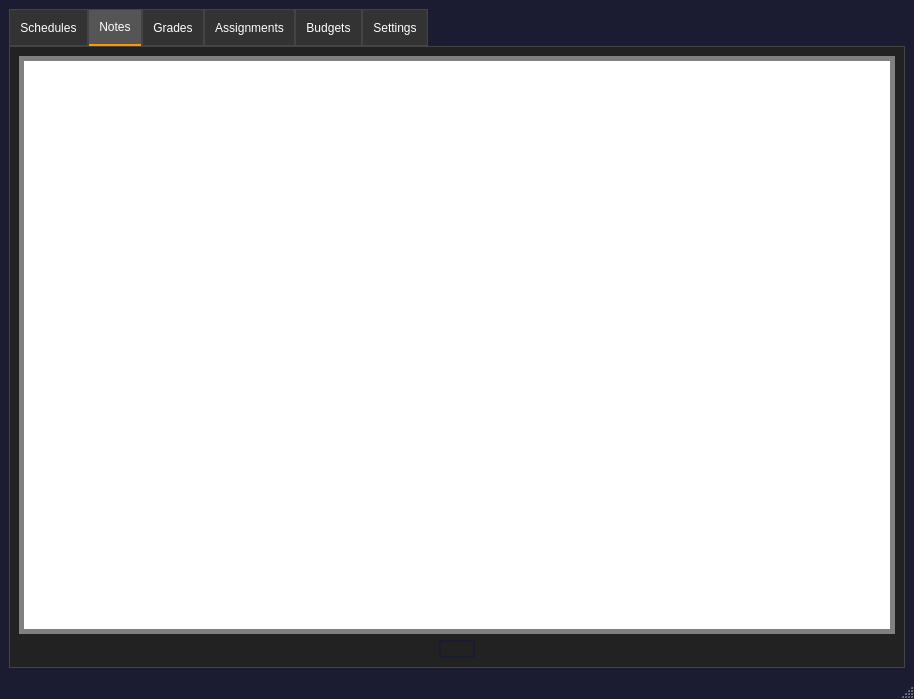
Old version of the form UI/window.ui in the repository Matchu02118/AcademicManagementApp.
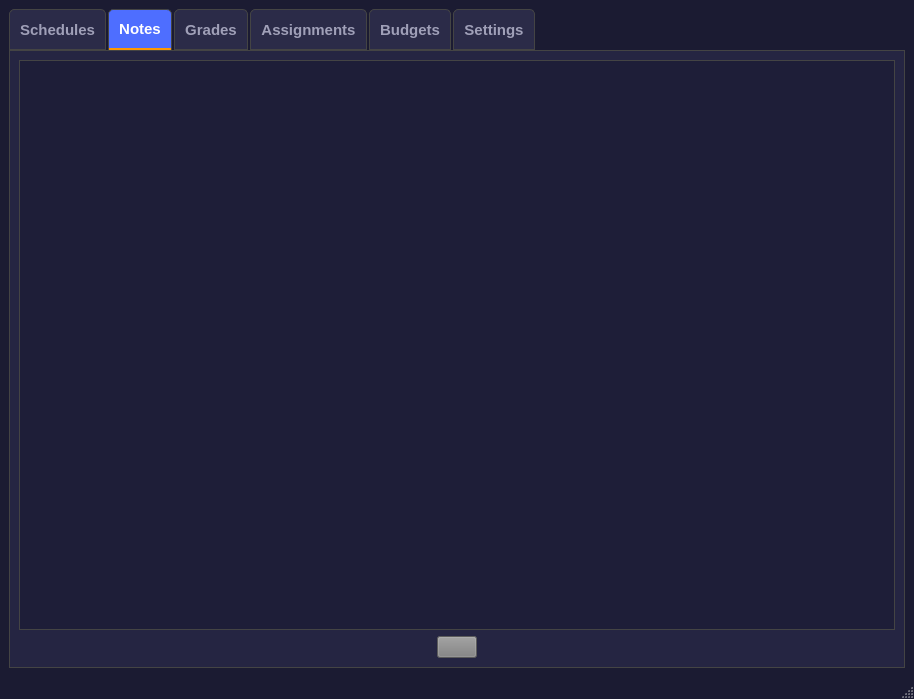
New version of the form. Icons and pictures are not drawn.

What changed in the file:
```diff
--- a/UI/window.ui
+++ b/UI/window.ui
@@ -33,26 +33,72 @@
    <layout class="QHBoxLayout" name="horizontalLayout_2">
     <item>
      <widget class="QTabWidget" name="tabs">
+      <property name="font">
+       <font>
+        <family>Tahoma</family>
+        <pointsize>11</pointsize>
+        <bold>true</bold>
+       </font>
+      </property>
       <property name="cursor">
        <cursorShape>ArrowCursor</cursorShape>
       </property>
+      <property name="autoFillBackground">
+       <bool>false</bool>
+      </property>
       <property name="styleSheet">
-       <string notr="true">QTabWidget::pane {
+       <string notr="true">/* QTabWidget Pane */
+QTabWidget::pane {
+    background: #252542;
     border: 1px solid #444;
-    background: #222;
 }
+
+/* Tabs - General */
 QTabBar::tab {
     background: #333;
-    color: white;
+    color: #d0d0ff;
     padding: 10px;
     border: 1px solid #444;
+    border-top-left-radius: 5px;
+    border-top-right-radius: 5px;
+    margin-right: 2px;
 }
+
+/* Active Tab */
 QTabBar::tab:selected {
-    background: #555;
+    background: #4e6eff;
+    color: white;
     border-bottom: 2px solid #ff9800;
 }
+
+/* Hover Effect */
 QTabBar::tab:hover {
     background: #666;
+    color: #ffffff;
+}
+
+/* Inactive Tabs */
+QTabBar::tab:!selected {
+    background: #2b2b48;
+    color: #a0a0b8;
+}
+
+QTabBar::tab:!selected:hover {
+    background: #666;
+    color: #ffffff;
+}
+
+/* Disabled Tabs */
+QTabBar::tab:disabled {
+    background: #1b1b32;
+    color: #555;
+}
+
+/* Pane Content */
+QWidget#tab1, QWidget#tab2, QWidget#tab3 {
+    background-color: #1e1e38; /* Differentiate pane content from tabs */
+    border: 1px solid #444;
+    padding: 10px;
 }
 </string>
       </property>
@@ -181,9 +227,30 @@
         <item>
          <widget class="QListWidget" name="notesView">
           <property name="styleSheet">
-           <string notr="true">QListWidget{
-	border: 5px solid grey;
-    width:50px;
+           <string notr="true">QListWidget {
+    background-color: #1e1e38;
+    color: white;
+    border: 1px solid #444;
+}
+
+QListWidget::item {
+    padding: 5px;
+    border: none;
+}
+
+QListWidget::item:selected {
+    background-color: #4e6eff;
+    color: white;
+}
+
+QScrollBar:vertical {
+    background: #333;
+    width: 10px;
+}
+
+QScrollBar::handle:vertical {
+    background: #4e6eff;
+    border-radius: 5px;
 }</string>
           </property>
           <property name="frameShape">
@@ -207,8 +274,11 @@
           </property>
           <property name="styleSheet">
            <string notr="true">QPushButton{
-	border-radius: 16px;
-	border:2px solid #1b1b32
+	background:gray;
+}
+
+QPushButton:hover{
+	
 }
 </string>
           </property>
```
Left out of the diff: 14 changed lines with no effect on the pictures.
